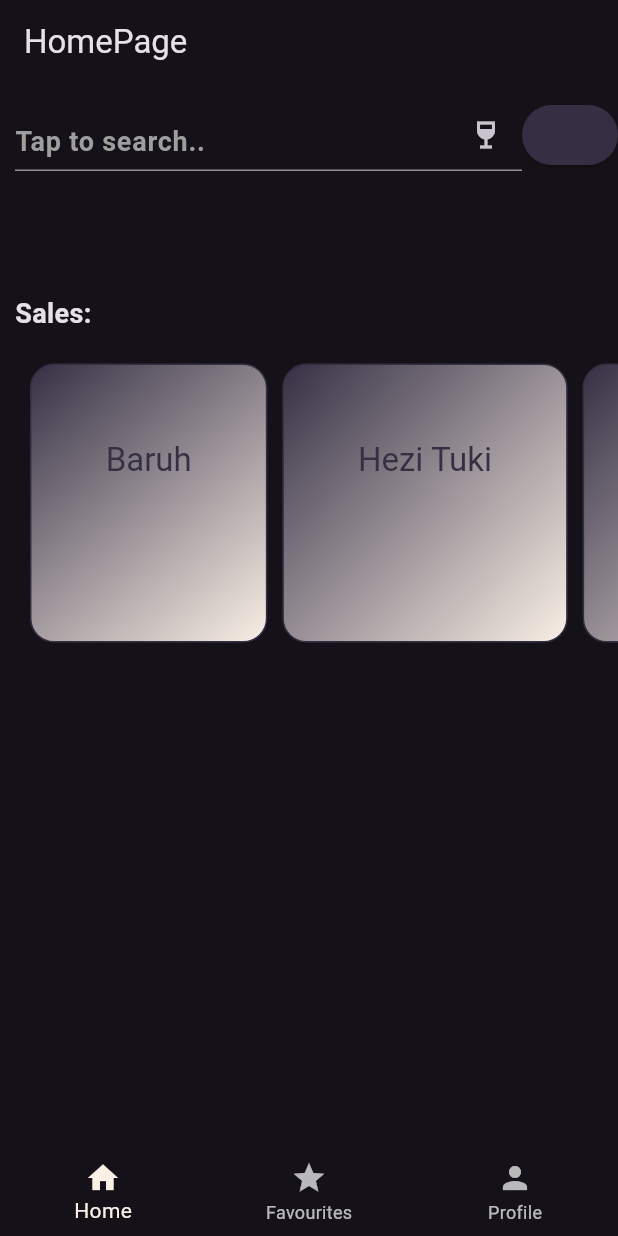
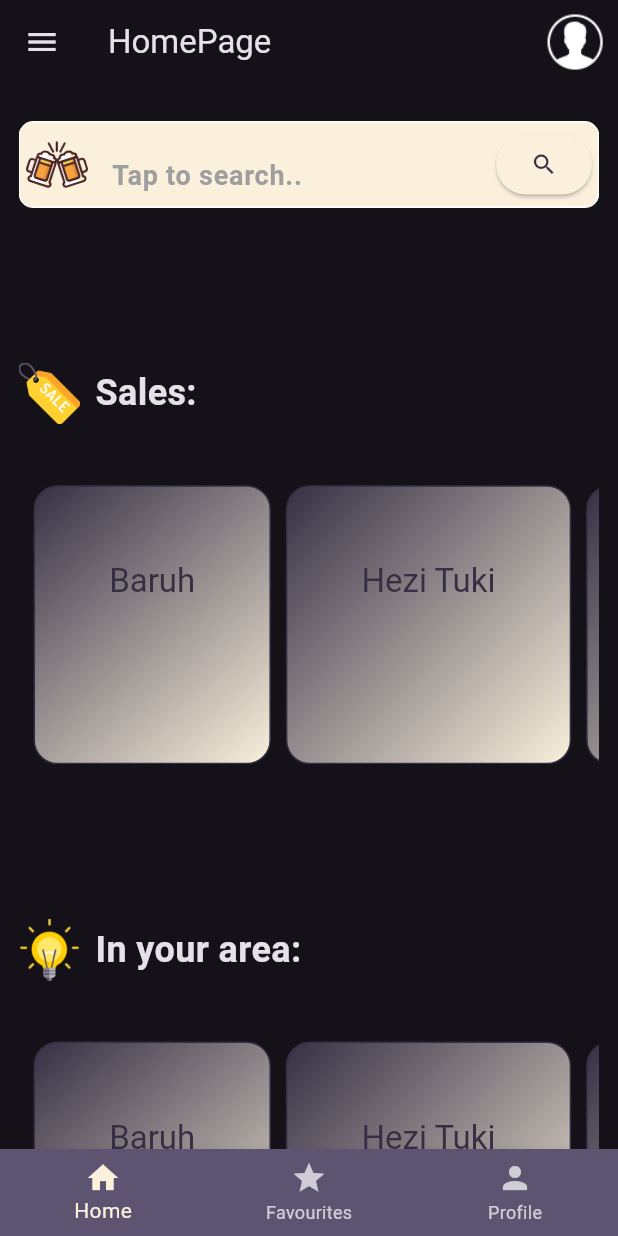
Before and after one commit to SimhaMarouani/everyBarApp, a Flutter app: the screen it shows after launch, on a phone screen of 412 x 824 dp. Run offline on Flutter 3.47's test engine with Material 2 defaults, Android fonts, the phone set to English and light mode, and no system bars; our stand-ins replace flutter_riverpod, google_fonts.

Commit message:
made changes in the home screen

```diff
--- a/lib/main.dart
+++ b/lib/main.dart
@@ -10,7 +10,7 @@ final theme = ThemeData(
     brightness: Brightness.dark,
     primary: const Color.fromARGB(255, 53, 47, 68),
     onPrimary: const Color.fromARGB(255, 185, 180, 199),
-    secondary: const Color.fromARGB(255, 250, 240, 230),
+    secondary: const Color.fromARGB(255, 250, 240, 220),
     onSecondary: const Color.fromARGB(255, 92, 84, 112),
     background: const Color.fromARGB(255, 53, 47, 68),
   ),
--- a/lib/screens/home_page.dart
+++ b/lib/screens/home_page.dart
@@ -1,7 +1,6 @@
 import 'package:flutter/material.dart';
 import 'package:school_info_app/models/business_model.dart';
 import 'package:school_info_app/data/data.dart';
-import 'package:flutter_svg/flutter_svg.dart';
 import 'package:school_info_app/widgets/business_list.dart';
 
 class HomePage extends StatefulWidget {
@@ -69,51 +68,100 @@ class _MyWidgetState extends State<HomePage>
       ),
     );
     return Padding(
-      padding: const EdgeInsets.only(left: 10, top: 10),
+      padding: EdgeInsets.only(
+          left: deviceWidth * 0.03,
+          top: deviceHeight * 0.03,
+          right: deviceWidth * 0.03),
+      child: SingleChildScrollView(
         child: Column(children: [
-        Row(
+          Container(
+            padding: const EdgeInsets.all(4.0),
+            decoration: BoxDecoration(
+              border: Border.all(color: Colors.white),
+              color: Theme.of(context)
+                  .colorScheme
+                  .secondary, // Remove the background color
+              borderRadius: BorderRadius.circular(10.0),
+            ),
+            child: Row(
               crossAxisAlignment: CrossAxisAlignment.end,
               children: [
                 Expanded(
                   child: TextFormField(
+                    style: TextStyle(
+                      fontSize: 14,
+                      color: Theme.of(context).colorScheme.primary,
+                    ),
                     focusNode: _focusNode,
                     onTapOutside: (event) => _focusNode.unfocus(),
-                decoration: const InputDecoration(
+                    decoration: InputDecoration(
                         labelText: 'Tap to search..',
-                    contentPadding:
-                        EdgeInsets.symmetric(vertical: 0, horizontal: 0),
-                    labelStyle: TextStyle(
+                        contentPadding: const EdgeInsets.symmetric(
+                            vertical: 0, horizontal: 0),
+                        labelStyle: const TextStyle(
                           fontSize: 18,
                           fontWeight: FontWeight.bold,
                           color: Colors.grey,
                         ),
+                        border: InputBorder.none,
                         alignLabelWithHint: true,
-                    suffixIcon: Icon(Icons.wine_bar)),
+                        icon: Image.asset(
+                          'assests/beer.png',
+                          width: deviceWidth * 0.1,
+                          height: deviceHeight * 0.1,
+                        )),
                   ),
                 ),
                 ElevatedButton(
                   style: ElevatedButton.styleFrom(
                       padding: const EdgeInsets.all(10),
-                  backgroundColor: Theme.of(context).colorScheme.background),
+                      backgroundColor: Theme.of(context).colorScheme.secondary),
                   onPressed: () {},
                   child: const Icon(Icons.search),
                 ),
               ],
             ),
+          ),
           SizedBox(height: MediaQuery.of(context).size.height * 0.1),
           Row(mainAxisAlignment: MainAxisAlignment.start, children: [
+            Image.asset(
+              "assests/sale-2.png",
+              width: deviceWidth * 0.1,
+              height: deviceHeight * 0.1,
+            ),
+            const SizedBox(width: 10),
             Text(
               textAlign: TextAlign.start,
               "Sales:",
               style: TextStyle(
                 color: Theme.of(context).colorScheme.onBackground,
-              fontSize: 18,
+                fontSize: 24,
+                fontWeight: FontWeight.bold,
+              ),
+            ),
+          ]),
+          listPubs,
+          SizedBox(height: deviceHeight * 0.1),
+          Row(mainAxisAlignment: MainAxisAlignment.start, children: [
+            Image.asset(
+              "assests/light.png",
+              width: deviceWidth * 0.1,
+              height: deviceHeight * 0.1,
+            ),
+            const SizedBox(width: 10),
+            Text(
+              textAlign: TextAlign.start,
+              "In your area:",
+              style: TextStyle(
+                color: Theme.of(context).colorScheme.onBackground,
+                fontSize: 24,
                 fontWeight: FontWeight.bold,
               ),
             ),
           ]),
           listPubs,
         ]),
+      ),
     );
   }
 }
--- a/lib/screens/tabs.dart
+++ b/lib/screens/tabs.dart
@@ -33,9 +33,19 @@ class _TabsState extends ConsumerState<Tabs> {
       availableBusinesses: businesses,
     );
     return Scaffold(
-      appBar: AppBar(title: Text(activePageTitle)),
+      drawer: activePage,
+      appBar: AppBar(actions: [
+        IconButton(
+            onPressed: () {},
+            icon: Image.asset(
+              "assests/profile.png",
+              width: MediaQuery.of(context).size.width * 0.1,
+              height: MediaQuery.of(context).size.height * 0.1,
+            ))
+      ], title: Text(activePageTitle)),
       body: activePage,
       bottomNavigationBar: BottomNavigationBar(
+        backgroundColor: Theme.of(context).colorScheme.onSecondary,
         onTap: selectPage,
         currentIndex: _selectedPageIndex,
         items: const [
```
Also changed, not shown: assests/profile.png. Lines whose indentation alone changed are shown as unchanged.
